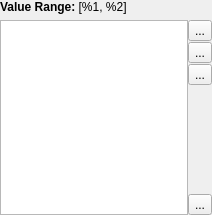
This is Qt/Components/Resources/UI/pqScalarValueListPropertyWidget.ui in vbnhfylbh/ParaView as Qt 5 draws it before an edit. The edited form follows.
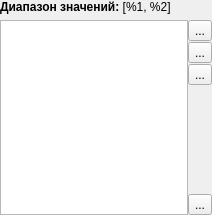
This is the edited form. Icons and pictures are not drawn. Custom widgets are drawn as their Qt base class.

What changed in the file:
```diff
--- a/Qt/Components/Resources/UI/pqScalarValueListPropertyWidget.ui
+++ b/Qt/Components/Resources/UI/pqScalarValueListPropertyWidget.ui
@@ -118,7 +118,7 @@
    <item row="0" column="0" colspan="2">
     <widget class="QLabel" name="ScalarRangeLabel">
      <property name="text">
-      <string>&lt;html&gt;&lt;head/&gt;&lt;body&gt;&lt;p&gt;&lt;span style=&quot; font-weight:600;&quot;&gt;Value Range:&lt;/span&gt;  [%1, %2]&lt;/p&gt;&lt;/body&gt;&lt;/html&gt;</string>
+      <string>&lt;html&gt;&lt;head/&gt;&lt;body&gt;&lt;p&gt;&lt;span style=&quot; font-weight:600;&quot;&gt;Диапазон значений:&lt;/span&gt;  [%1, %2]&lt;/p&gt;&lt;/body&gt;&lt;/html&gt;</string>
      </property>
     </widget>
    </item>
```
Left out of the diff: 10 changed lines with no effect on the pictures.
